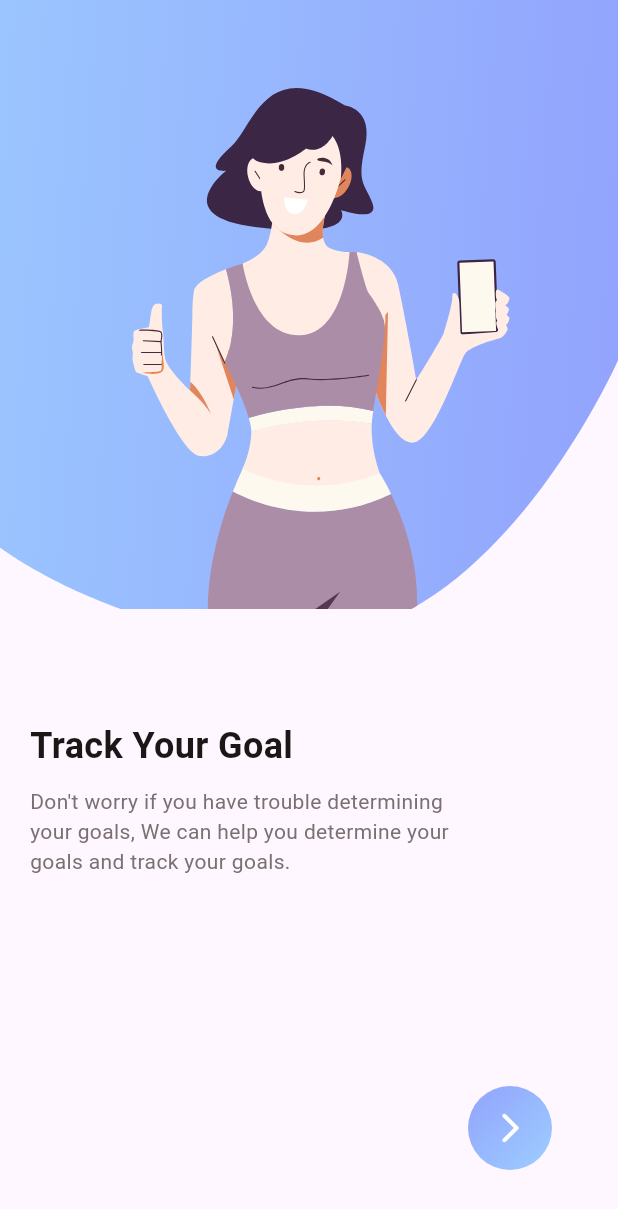
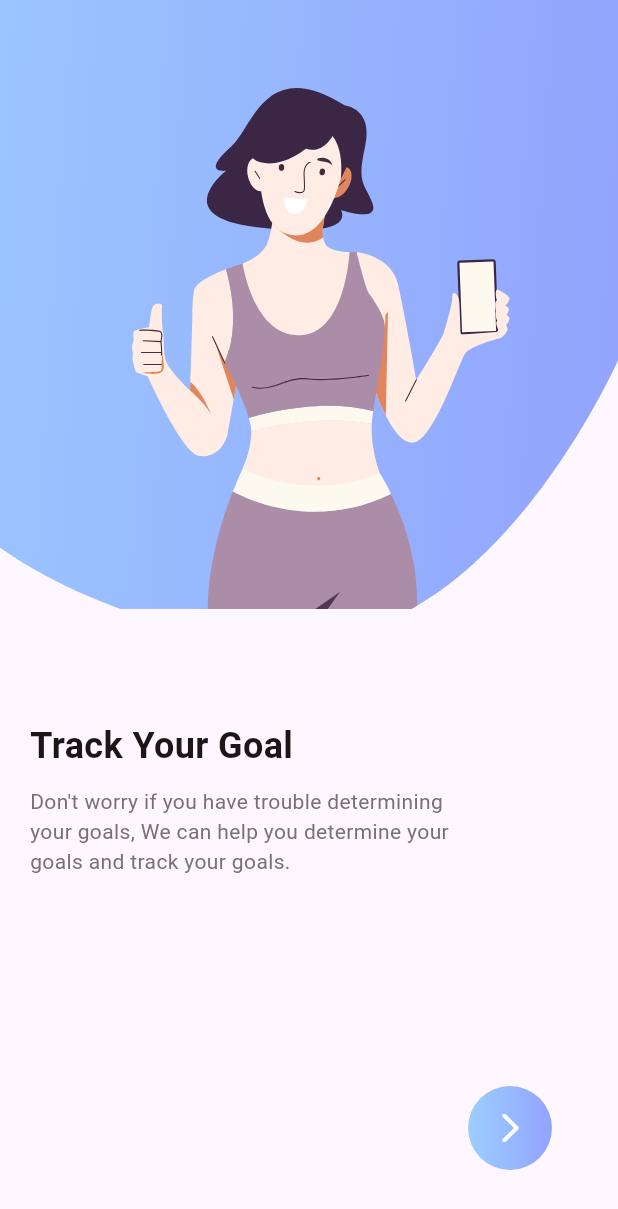
Before and after one commit to MGMSA6/Fitnest_X, a Flutter app: the OnBoardingScreen screen opened directly, on a phone screen of 412 x 824 dp. Shown: the top 1209 px of the screen. Run offline on Flutter 3.47's test engine with Material 3 defaults, Android fonts, the phone set to English and light mode, and no system bars; our stand-ins replace flutter_svg.

Commit message:
Colors class AppColor

```diff
--- a/lib/main.dart
+++ b/lib/main.dart
@@ -1,5 +1,6 @@
 import 'package:fitnest_x/pages/Carousel.dart';
 import 'package:fitnest_x/pages/Finalized.dart';
+import 'package:fitnest_x/pages/Home.dart';
 import 'package:fitnest_x/pages/Login.dart';
 import 'package:fitnest_x/pages/Onboarding.dart';
 import 'package:fitnest_x/pages/Responsive.dart';
@@ -24,7 +25,7 @@ class FitnestX extends StatelessWidget {
       themeMode: ThemeMode.light,
       theme: ThemeData(primarySwatch: Colors.deepPurple),
       darkTheme: ThemeData(brightness: Brightness.dark),
-      initialRoute: "/Carousel",
+      initialRoute: "/Finalized",
       routes: {
         "/Welcome": (context) => const Welcome(),
         "/Welcome1": (context) => const Welcome1(),
@@ -34,7 +35,8 @@ class FitnestX extends StatelessWidget {
         "/Login": (context) => const Login(),
         "/Finalized": (context) => const Finalized(),
         "/Carousel": (context) => const Carousel(),
-        "/Responsive": (context) => Responsive()
+        "/Responsive": (context) => Responsive(),
+        "/Home": (context) => Home()
       },
     );
   }
--- a/lib/pages/Onboarding.dart
+++ b/lib/pages/Onboarding.dart
@@ -1,3 +1,6 @@
+import 'package:fitnest_x/pages/Carousel.dart';
+import 'package:fitnest_x/pages/Signup.dart';
+import 'package:fitnest_x/utils/colors.dart';
 import 'package:flutter/material.dart';
 import 'package:flutter_svg/flutter_svg.dart';
 
@@ -81,6 +84,12 @@ class _OnBoardingScreenState extends State<OnBoardingScreen>
                   ),
                   FloatingActionButton(
                     onPressed: () {
+                      if (_pageController.page == 3) {
+                        Navigator.push(
+                            context,
+                            MaterialPageRoute(
+                                builder: (context) => const Carousel()));
+                      }
                       _pageController.nextPage(
                         duration: const Duration(milliseconds: 500),
                         curve: Curves.easeInOut,
@@ -92,14 +101,7 @@ class _OnBoardingScreenState extends State<OnBoardingScreen>
                       width: 60,
                       height: 60,
                       decoration: BoxDecoration(
-                        gradient: const LinearGradient(
-                          colors: [
-                            Color(0xFF92A3FD),
-                            Color(0xFF9DCEFF),
-                          ],
-                          begin: Alignment.topLeft,
-                          end: Alignment.bottomRight,
-                        ),
+                        gradient: AppColor.buttonColors,
                         shape: BoxShape.circle,
                         border: Border.all(
                           color: Colors.transparent,
@@ -163,7 +165,7 @@ class OnBoardingPage extends StatelessWidget {
                       style: const TextStyle(
                         fontSize: 24,
                         fontWeight: FontWeight.bold,
-                        color: Color(0xff1D1617),
+                        color: AppColor.blackColor,
                       ),
                     ),
                     const SizedBox(height: 10),
@@ -171,7 +173,7 @@ class OnBoardingPage extends StatelessWidget {
                       description,
                       style: const TextStyle(
                         fontSize: 14,
-                        color: Color(0xff7B6F72),
+                        color: AppColor.grayColor1,
                       ),
                       textDirection: TextDirection.ltr,
                     ),
@@ -195,14 +197,7 @@ class CircularProgressBarPainter extends CustomPainter {
   @override
   void paint(Canvas canvas, Size size) {
     Paint paint = Paint()
-      ..shader = const LinearGradient(
-        colors: [
-          Color(0xFF92A3FD),
-          Color(0xFF9DCEFF),
-        ],
-        begin: Alignment.topLeft,
-        end: Alignment.bottomRight,
-      ).createShader(
+      ..shader = AppColor.buttonColors.createShader(
           Rect.fromCircle(center: size.center(Offset.zero), radius: 1.0))
       ..strokeCap = StrokeCap.round
       ..style = PaintingStyle.stroke
--- /dev/null
+++ b/lib/utils/colors.dart
@@ -0,0 +1,66 @@
+import 'package:flutter/widgets.dart';
+
+class AppColor {
+  AppColor._();
+
+  static const Color blackColor = Color(0xff1D1617);
+  static const Color grayColor1 = Color(0xff7B6F72);
+  static const Color grayColor2 = Color(0xffADA4A5);
+  static const Color grayColor3 = Color(0xffdddada);
+  static const Color borderColor = Color(0xffF7F8F8);
+  static const Color secondaryColor = Color(0xffC58BF2);
+  static const Color secondaryColor1 = Color(0xffeea4ce);
+  static const List<Color> gradientColors = [
+    Color(0xff92A3FD),
+    Color(0xff9DCEFF)
+  ];
+
+  static const Gradient linearGradient = LinearGradient(
+    begin: Alignment(0.0, 0.0),
+    end: Alignment(0.707, -0.707),
+    colors: [
+      Color(0xffff9a9e),
+      Color(0xfffad0c4),
+      Color(0xfffad0c4),
+    ],
+  );
+
+  static const Gradient brandColors = LinearGradient(
+    begin: Alignment(0.0, -1.0),
+    end: Alignment(0.0, 1.0),
+    transform: GradientRotation(274 * (3.1415926535 / 180.0)),
+    colors: [
+      Color(0xff92A3FD),
+      Color(0xff9DCEFF),
+    ],
+    stops: [0.0, 1.2445],
+  );
+
+  static const Gradient buttonColors = LinearGradient(
+    begin: Alignment.centerRight,
+    end: Alignment.centerLeft,
+    colors: [
+      Color(0xff92A3FD),
+      Color(0xff9DCEFF),
+    ],
+  );
+
+  static const LinearGradient textGradient = LinearGradient(
+    begin: Alignment(-0.83, 0.0),
+    end: Alignment(0.86, 0.0),
+    colors: [Color(0xffCC8FED), Color(0xff9DCEFF)],
+  );
+
+  static const Gradient unitGradient = LinearGradient(
+    colors: [Color(0xffC58BF2), Color(0xffeea4ce)],
+    // Replace with your gradient colors
+    begin: Alignment.centerLeft,
+    end: Alignment.centerRight,
+  );
+
+  static const Gradient cardsGradient = LinearGradient(
+    colors: AppColor.gradientColors,
+    begin: Alignment.bottomRight,
+    end: Alignment.bottomLeft,
+  );
+}
```
Also changed, not shown: lib/pages/Carousel.dart (+12 -20 lines), lib/pages/Finalized.dart (+13 -15 lines), lib/pages/Home.dart (+15 -0 lines), lib/pages/Login.dart (+25 -23 lines), lib/pages/SignUp1.dart (+23 -24 lines), lib/pages/Signup.dart (+51 -24 lines), lib/pages/Welcome.dart (+18 -18 lines), lib/pages/Welcome1.dart (+9 -19 lines).
